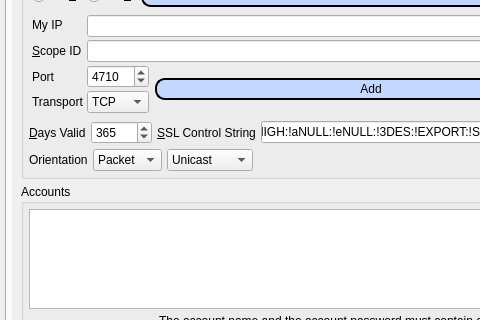
Above: branches/trunk/GoldBug-UI/controlcenter.ui from textbrowser/spot-on before the change; both pictures show x 0 to 480 and y 374 to 694 of the 660 by 800 pixel window. Below: the same form after it.
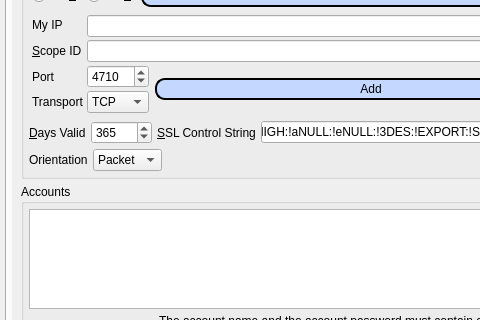
That is the form after the change. The open tabs and pages were chosen to show the change. Icons and pictures are not drawn. Custom widgets are drawn as their Qt base class.

What changed in the file:
```diff
--- a/branches/trunk/GoldBug-UI/controlcenter.ui
+++ b/branches/trunk/GoldBug-UI/controlcenter.ui
@@ -2783,8 +2783,8 @@
             <rect>
              <x>0</x>
              <y>0</y>
-             <width>552</width>
-             <height>1774</height>
+             <width>556</width>
+             <height>1817</height>
             </rect>
            </property>
            <layout class="QVBoxLayout" name="verticalLayout_29">
@@ -3426,31 +3426,6 @@
                      </item>
                     </widget>
                    </item>
-                   <item>
-                    <widget class="QComboBox" name="listener_udp_scheme">
-                     <property name="currentIndex">
-                      <number>2</number>
-                     </property>
-                     <property name="sizeAdjustPolicy">
-                      <enum>QComboBox::AdjustToContents</enum>
-                     </property>
-                     <item>
-                      <property name="text">
-                       <string>Broadcast</string>
-                      </property>
-                     </item>
-                     <item>
-                      <property name="text">
-                       <string>Multicast</string>
-                      </property>
-                     </item>
-                     <item>
-                      <property name="text">
-                       <string>Unicast</string>
-                      </property>
-                     </item>
-                    </widget>
-                   </item>
                    <item>
                     <spacer name="horizontalSpacer_61">
                      <property name="orientation">
```
Left out of the diff: 37 changed lines with no effect on the pictures.
